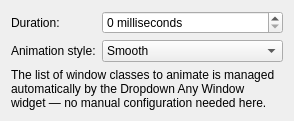
Above: effect/contents/ui/config.ui from robinsongina/plasma-dropdown-any before the change. Below: the same form after it.
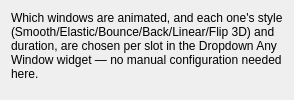
That is the form after the change.

Commit message: feat: per-slot and per-tile animation style + duration, drop global effect config

Diff of the .ui file:
```diff
--- a/effect/contents/ui/config.ui
+++ b/effect/contents/ui/config.ui
@@ -3,85 +3,10 @@
  <class>DropdownSlideEffectConfig</class>
  <widget class="QWidget" name="DropdownSlideEffectConfig">
   <layout class="QFormLayout" name="formLayout">
-   <item row="0" column="0">
-    <widget class="QLabel" name="label_Duration">
-     <property name="text">
-      <string>Duration:</string>
-     </property>
-    </widget>
-   </item>
-   <item row="0" column="1">
-    <widget class="QSpinBox" name="kcfg_Duration">
-     <property name="sizePolicy">
-      <sizepolicy hsizetype="Expanding" vsizetype="Fixed">
-       <horstretch>0</horstretch>
-       <verstretch>0</verstretch>
-      </sizepolicy>
-     </property>
-     <property name="suffix">
-      <string> milliseconds</string>
-     </property>
-     <property name="maximum">
-      <number>9999</number>
-     </property>
-     <property name="singleStep">
-      <number>5</number>
-     </property>
-    </widget>
-   </item>
-
-   <item row="1" column="0">
-    <widget class="QLabel" name="label_AnimationCurve">
-     <property name="text">
-      <string>Animation style:</string>
-     </property>
-    </widget>
-   </item>
-   <item row="1" column="1">
-    <widget class="QComboBox" name="kcfg_AnimationCurve">
-     <property name="sizePolicy">
-      <sizepolicy hsizetype="Expanding" vsizetype="Fixed">
-       <horstretch>0</horstretch>
-       <verstretch>0</verstretch>
-      </sizepolicy>
-     </property>
-     <item>
-      <property name="text">
-       <string>Smooth</string>
-      </property>
-     </item>
-     <item>
-      <property name="text">
-       <string>Elastic</string>
-      </property>
-     </item>
-     <item>
-      <property name="text">
-       <string>Bounce</string>
-      </property>
-     </item>
-     <item>
-      <property name="text">
-       <string>Back</string>
-      </property>
-     </item>
-     <item>
-      <property name="text">
-       <string>Linear</string>
-      </property>
-     </item>
-     <item>
-      <property name="text">
-       <string>Flip 3D</string>
-      </property>
-     </item>
-    </widget>
-   </item>
-
-   <item row="2" column="0" colspan="2">
+   <item row="0" column="0" colspan="2">
     <widget class="QLabel" name="label_ManagedClassesNote">
      <property name="text">
-      <string>The list of window classes to animate is managed automatically by the Dropdown Any Window widget — no manual configuration needed here.</string>
+      <string>Which windows are animated, and each one's style (Smooth/Elastic/Bounce/Back/Linear/Flip 3D) and duration, are chosen per slot in the Dropdown Any Window widget — no manual configuration needed here.</string>
      </property>
      <property name="wordWrap">
       <bool>true</bool>
```
The commit also changes 5 other files.
